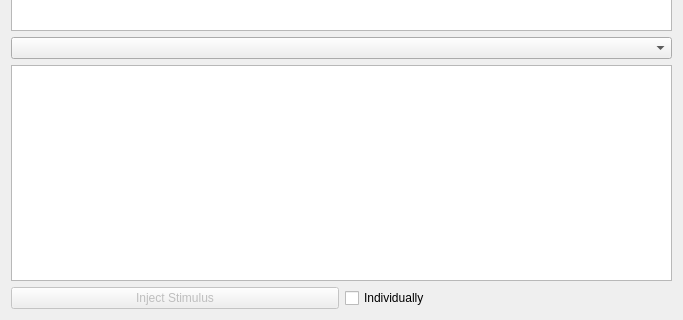
Before: the Qt Designer form apps/livreGUI/stimuliController/gui/StimuliController.ui in BlueBrain/Livre, drawn with Qt 5; both pictures show x 0 to 683 and y 217 to 537 of the 683 by 537 pixel window.
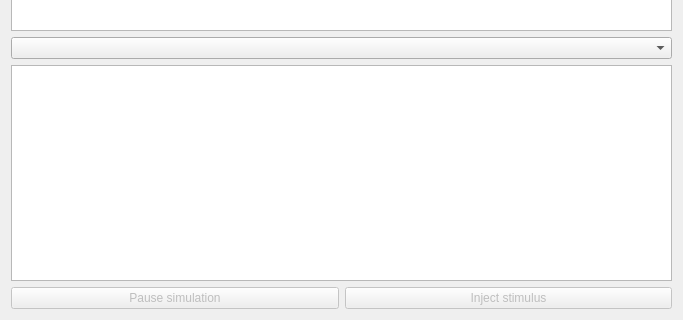
After: the same form once the commit is applied.

Commit message:
Add play/pause button in simulation controller
Remove "individually" checkbox for stimulus injection

Diff of the .ui file:
```diff
--- a/apps/livreGUI/stimuliController/gui/StimuliController.ui
+++ b/apps/livreGUI/stimuliController/gui/StimuliController.ui
@@ -26,12 +26,12 @@
    <item row="7" column="0">
     <layout class="QHBoxLayout" name="horizontalLayout_4">
      <item>
-      <widget class="QPushButton" name="btnInjectStimulus">
+      <widget class="QPushButton" name="btnPlayPauseSimulation">
        <property name="enabled">
         <bool>false</bool>
        </property>
        <property name="text">
-        <string>Inject Stimulus</string>
+        <string>Pause simulation</string>
        </property>
        <property name="flat">
         <bool>false</bool>
@@ -39,9 +39,15 @@
       </widget>
      </item>
      <item>
-      <widget class="QCheckBox" name="chkIndividual">
+      <widget class="QPushButton" name="btnInjectStimulus">
+       <property name="enabled">
+        <bool>false</bool>
+       </property>
        <property name="text">
-        <string>Individually</string>
+        <string>Inject stimulus</string>
+       </property>
+       <property name="flat">
+        <bool>false</bool>
        </property>
       </widget>
      </item>
```
The commit also changes 2 other files.
